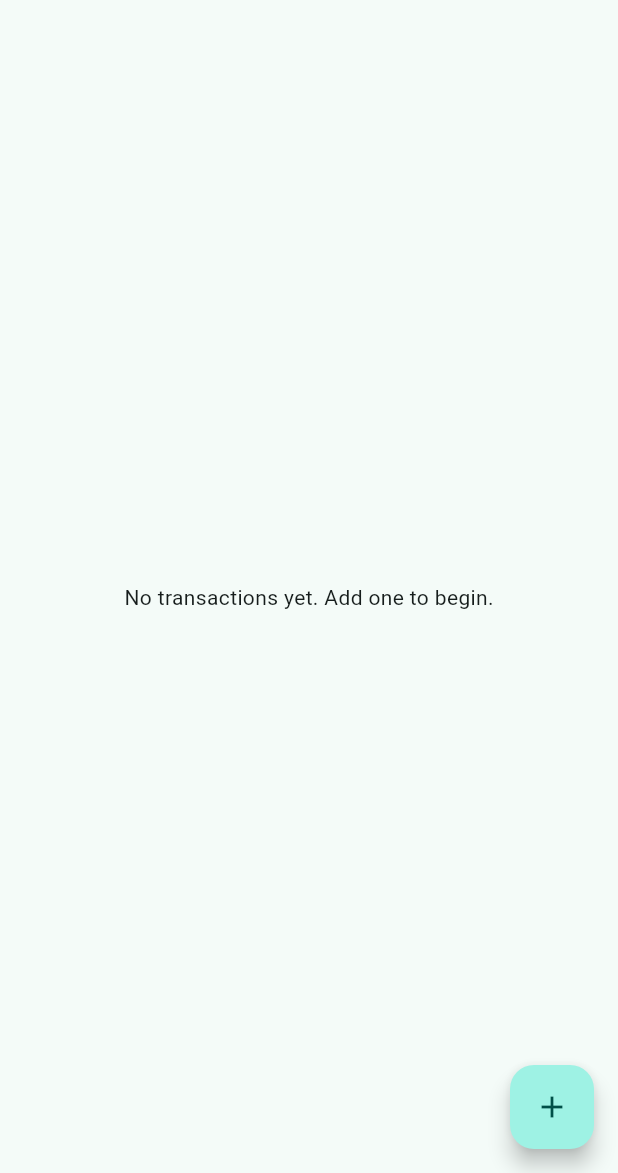
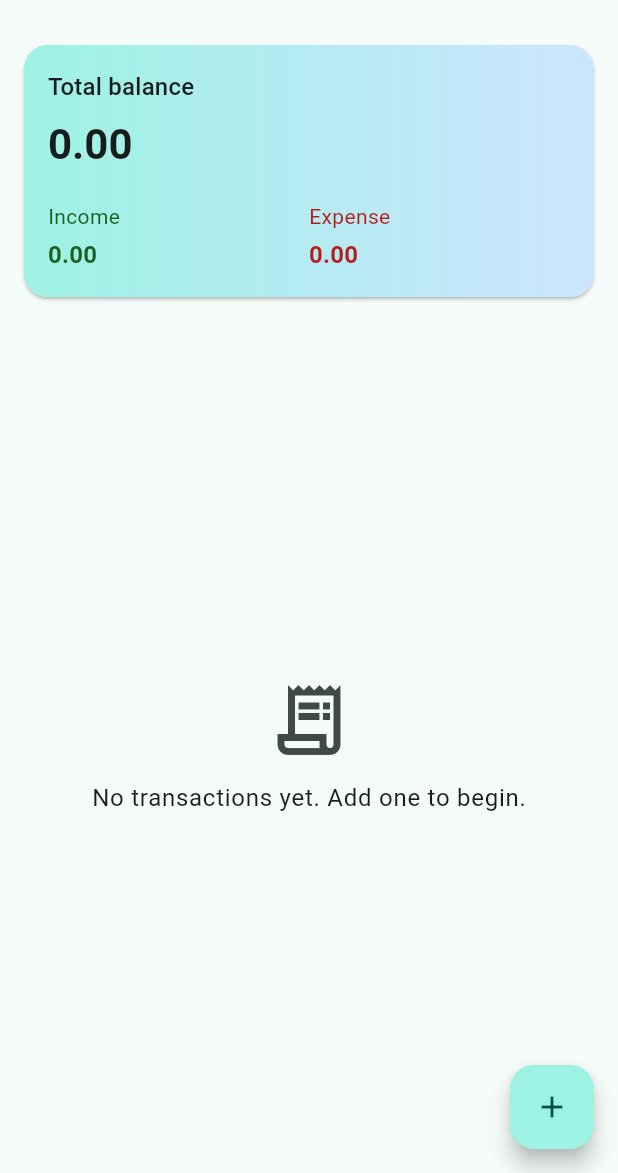
Before and after one commit to awaisAliShah99/expense_tracker_pro, a Flutter app: the screen it shows after launch, on a phone screen of 412 x 824 dp, the part 63-1236 px from its top. Run offline on Flutter 3.47's test engine with Material 3 defaults, Android fonts, the phone set to English and light mode, and no system bars; our stand-ins replace sqflite; accounts and stored records are empty.

Commit message:
task 3: theme and balance card

```diff
--- a/lib/main.dart
+++ b/lib/main.dart
@@ -3,6 +3,7 @@ import 'package:provider/provider.dart';
 
 import 'providers/transaction_provider.dart';
 import 'screens/home_screen.dart';
+import 'theme/app_theme.dart';
 
 void main() {
   runApp(const MyApp());
@@ -17,7 +18,9 @@ class MyApp extends StatelessWidget {
       create: (_) => TransactionProvider(),
       child: MaterialApp(
         title: 'Expense Tracker',
-        theme: ThemeData(colorScheme: .fromSeed(seedColor: Colors.teal)),
+        theme: AppTheme.lightTheme,
+        darkTheme: AppTheme.darkTheme,
+        themeMode: ThemeMode.system,
         home: const HomeScreen(),
       ),
     );
--- a/lib/providers/transaction_provider.dart
+++ b/lib/providers/transaction_provider.dart
@@ -18,6 +18,15 @@ class TransactionProvider extends ChangeNotifier {
   List<TransactionModel> get transactions => List.unmodifiable(_transactions);
   bool get isLoading => _isLoading;
   String? get errorMessage => _errorMessage;
+  double get totalIncome => _totalFor(TransactionType.income);
+  double get totalExpense => _totalFor(TransactionType.expense);
+  double get totalBalance => totalIncome - totalExpense;
+
+  double _totalFor(TransactionType type) {
+    return _transactions
+        .where((transaction) => transaction.type == type)
+        .fold(0.0, (total, transaction) => total + transaction.amount);
+  }
 
   Future<void> loadTransactions() async {
     _isLoading = true;
--- a/lib/screens/home_screen.dart
+++ b/lib/screens/home_screen.dart
@@ -3,6 +3,9 @@ import 'package:provider/provider.dart';
 
 import '../models/transaction_model.dart';
 import '../providers/transaction_provider.dart';
+import '../theme/app_theme.dart';
+import '../widgets/balance_summary_card.dart';
+import '../widgets/category_icon.dart';
 import 'add_transaction_screen.dart';
 
 class HomeScreen extends StatelessWidget {
@@ -15,7 +18,26 @@ class HomeScreen extends StatelessWidget {
 
     return Scaffold(
       appBar: AppBar(title: const Text('Expense Tracker')),
-      body: _buildBody(context, provider, transactions),
+      body: Column(
+        children: [
+          BalanceSummaryCard(
+            balance: provider.totalBalance,
+            income: provider.totalIncome,
+            expense: provider.totalExpense,
+          ),
+          if (provider.errorMessage != null && transactions.isNotEmpty)
+            MaterialBanner(
+              content: Text(provider.errorMessage!),
+              actions: [
+                TextButton(
+                  onPressed: provider.loadTransactions,
+                  child: const Text('Retry'),
+                ),
+              ],
+            ),
+          Expanded(child: _buildBody(context, provider, transactions)),
+        ],
+      ),
       floatingActionButton: FloatingActionButton(
         onPressed: () {
           Navigator.of(context).push(
@@ -35,6 +57,8 @@ class HomeScreen extends StatelessWidget {
     TransactionProvider provider,
     List<TransactionModel> transactions,
   ) {
+    final colorScheme = Theme.of(context).colorScheme;
+
     if (provider.isLoading && transactions.isEmpty) {
       return const Center(child: CircularProgressIndicator());
     }
@@ -59,40 +83,45 @@ class HomeScreen extends StatelessWidget {
     }
 
     if (transactions.isEmpty) {
-      return const Center(
-        child: Text('No transactions yet. Add one to begin.'),
+      return Center(
+        child: Column(
+          mainAxisSize: MainAxisSize.min,
+          children: [
+            Icon(
+              Icons.receipt_long_outlined,
+              size: 56,
+              color: colorScheme.onSurfaceVariant,
+            ),
+            const SizedBox(height: 12),
+            Text(
+              'No transactions yet. Add one to begin.',
+              style: Theme.of(context).textTheme.bodyLarge,
+            ),
+          ],
+        ),
       );
     }
 
-    return Column(
-      children: [
-        if (provider.errorMessage != null)
-          MaterialBanner(
-            content: Text(provider.errorMessage!),
-            actions: [
-              TextButton(
-                onPressed: provider.loadTransactions,
-                child: const Text('Retry'),
-              ),
-            ],
-          ),
-        Expanded(
-          child: ListView.builder(
+    return ListView.builder(
       itemCount: transactions.length,
       itemBuilder: (context, index) {
         final transaction = transactions[index];
         final isIncome = transaction.type == TransactionType.income;
-              final amountColor = isIncome ? Colors.green : Colors.red;
+        final transactionColors = Theme.of(context)
+            .extension<TransactionColors>();
+        final amountColor = isIncome
+            ? transactionColors?.income
+            : transactionColors?.expense;
         final amountPrefix = isIncome ? '+' : '-';
 
         return Dismissible(
           key: ValueKey(transaction.id),
           direction: DismissDirection.endToStart,
           background: Container(
-                  color: Colors.red,
+            color: colorScheme.error,
             alignment: Alignment.centerRight,
             padding: const EdgeInsets.only(right: 20),
-                  child: const Icon(Icons.delete, color: Colors.white),
+            child: Icon(Icons.delete, color: colorScheme.onError),
           ),
           onDismissed: (_) async {
             try {
@@ -102,16 +131,13 @@ class HomeScreen extends StatelessWidget {
             } catch (error) {
               if (!context.mounted) return;
               ScaffoldMessenger.of(context).showSnackBar(
-                      SnackBar(
-                        content: Text('Could not delete transaction: $error'),
-                      ),
+                SnackBar(content: Text('Could not delete transaction: $error')),
               );
-                    await context
-                        .read<TransactionProvider>()
-                        .loadTransactions();
+              await context.read<TransactionProvider>().loadTransactions();
             }
           },
           child: ListTile(
+            leading: CategoryIcon(category: transaction.category),
             title: Text(transaction.title),
             subtitle: Text(
               '${transaction.category} · ${_formatDate(transaction.date)}',
@@ -119,16 +145,13 @@ class HomeScreen extends StatelessWidget {
             trailing: Text(
               '$amountPrefix${transaction.amount.toStringAsFixed(2)}',
               style: TextStyle(
-                      color: amountColor,
+                color: amountColor ?? colorScheme.onSurface,
                 fontWeight: FontWeight.bold,
               ),
             ),
           ),
         );
       },
-          ),
-        ),
-      ],
     );
   }
 
--- /dev/null
+++ b/lib/theme/app_theme.dart
@@ -0,0 +1,62 @@
+import 'package:flutter/material.dart';
+
+@immutable
+class TransactionColors extends ThemeExtension<TransactionColors> {
+  const TransactionColors({required this.income, required this.expense});
+
+  final Color income;
+  final Color expense;
+
+  @override
+  TransactionColors copyWith({Color? income, Color? expense}) {
+    return TransactionColors(
+      income: income ?? this.income,
+      expense: expense ?? this.expense,
+    );
+  }
+
+  @override
+  TransactionColors lerp(
+    covariant ThemeExtension<TransactionColors>? other,
+    double t,
+  ) {
+    if (other is! TransactionColors) return this;
+    return TransactionColors(
+      income: Color.lerp(income, other.income, t)!,
+      expense: Color.lerp(expense, other.expense, t)!,
+    );
+  }
+}
+
+class AppTheme {
+  static final ThemeData lightTheme = _buildTheme(
+    Brightness.light,
+    const TransactionColors(
+      income: Color(0xFF1B5E20),
+      expense: Color(0xFFB71C1C),
+    ),
+  );
+
+  static final ThemeData darkTheme = _buildTheme(
+    Brightness.dark,
+    const TransactionColors(
+      income: Color(0xFF81C784),
+      expense: Color(0xFFEF9A9A),
+    ),
+  );
+
+  static ThemeData _buildTheme(
+    Brightness brightness,
+    TransactionColors transactionColors,
+  ) {
+    final colorScheme = ColorScheme.fromSeed(
+      seedColor: Colors.teal,
+      brightness: brightness,
+    );
+    return ThemeData(
+      useMaterial3: true,
+      colorScheme: colorScheme,
+      extensions: [transactionColors],
+    );
+  }
+}
--- /dev/null
+++ b/lib/widgets/balance_summary_card.dart
@@ -0,0 +1,113 @@
+import 'package:flutter/material.dart';
+
+import '../theme/app_theme.dart';
+
+class BalanceSummaryCard extends StatelessWidget {
+  const BalanceSummaryCard({
+    required this.balance,
+    required this.income,
+    required this.expense,
+    super.key,
+  });
+
+  final double balance;
+  final double income;
+  final double expense;
+
+  @override
+  Widget build(BuildContext context) {
+    final theme = Theme.of(context);
+    final transactionColors = theme.extension<TransactionColors>();
+
+    return Card(
+      margin: const EdgeInsets.all(16),
+      clipBehavior: Clip.antiAlias,
+      shape: RoundedRectangleBorder(borderRadius: BorderRadius.circular(16)),
+      child: Container(
+        width: double.infinity,
+        padding: const EdgeInsets.all(16),
+        decoration: BoxDecoration(
+          gradient: LinearGradient(
+            colors: [
+              theme.colorScheme.primaryContainer,
+              theme.colorScheme.tertiaryContainer,
+            ],
+          ),
+        ),
+        child: Column(
+          crossAxisAlignment: CrossAxisAlignment.start,
+          children: [
+            Text(
+              'Total balance',
+              style: theme.textTheme.titleMedium?.copyWith(
+                color: theme.colorScheme.onSurface,
+              ),
+            ),
+            const SizedBox(height: 8),
+            Text(
+              balance.toStringAsFixed(2),
+              style: theme.textTheme.headlineMedium?.copyWith(
+                color: theme.colorScheme.onSurface,
+                fontWeight: FontWeight.bold,
+              ),
+            ),
+            const SizedBox(height: 20),
+            Row(
+              children: [
+                Expanded(
+                  child: _SummaryAmount(
+                    label: 'Income',
+                    amount: income,
+                    color:
+                        transactionColors?.income ??
+                        theme.colorScheme.onSurface,
+                  ),
+                ),
+                Expanded(
+                  child: _SummaryAmount(
+                    label: 'Expense',
+                    amount: expense,
+                    color:
+                        transactionColors?.expense ??
+                        theme.colorScheme.onSurface,
+                  ),
+                ),
+              ],
+            ),
+          ],
+        ),
+      ),
+    );
+  }
+}
+
+class _SummaryAmount extends StatelessWidget {
+  const _SummaryAmount({
+    required this.label,
+    required this.amount,
+    required this.color,
+  });
+
+  final String label;
+  final double amount;
+  final Color color;
+
+  @override
+  Widget build(BuildContext context) {
+    final textStyle = Theme.of(context).textTheme;
+    return Column(
+      crossAxisAlignment: CrossAxisAlignment.start,
+      children: [
+        Text(label, style: textStyle.bodyMedium?.copyWith(color: color)),
+        const SizedBox(height: 4),
+        Text(
+          amount.toStringAsFixed(2),
+          style: textStyle.titleMedium?.copyWith(
+            color: color,
+            fontWeight: FontWeight.w600,
+          ),
+        ),
+      ],
+    );
+  }
+}
--- /dev/null
+++ b/lib/widgets/category_icon.dart
@@ -0,0 +1,32 @@
+import 'package:flutter/material.dart';
+
+class CategoryIcon extends StatelessWidget {
+  const CategoryIcon({required this.category, super.key});
+
+  final String category;
+
+  static const Map<String, IconData> _icons = {
+    'Food': Icons.restaurant,
+    'Transport': Icons.directions_transit,
+    'Housing': Icons.home,
+    'Bills': Icons.receipt_long,
+    'Shopping': Icons.shopping_bag,
+    'Health': Icons.medical_services,
+    'Entertainment': Icons.movie,
+    'Salary': Icons.payments,
+    'Freelance': Icons.work,
+    'Investment': Icons.trending_up,
+    'Gift': Icons.card_giftcard,
+    'Other': Icons.category,
+  };
+
+  @override
+  Widget build(BuildContext context) {
+    final colorScheme = Theme.of(context).colorScheme;
+    return CircleAvatar(
+      backgroundColor: colorScheme.secondaryContainer,
+      foregroundColor: colorScheme.onSecondaryContainer,
+      child: Icon(_icons[category] ?? Icons.category),
+    );
+  }
+}
```
Lines whose indentation alone changed are shown as unchanged.
